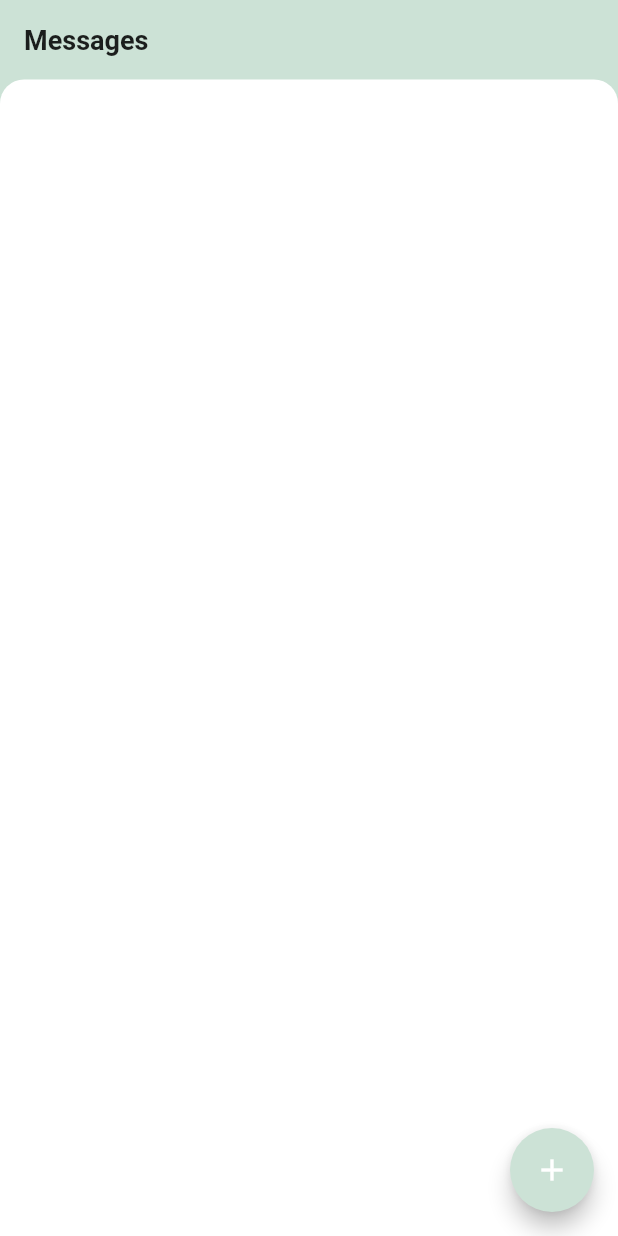
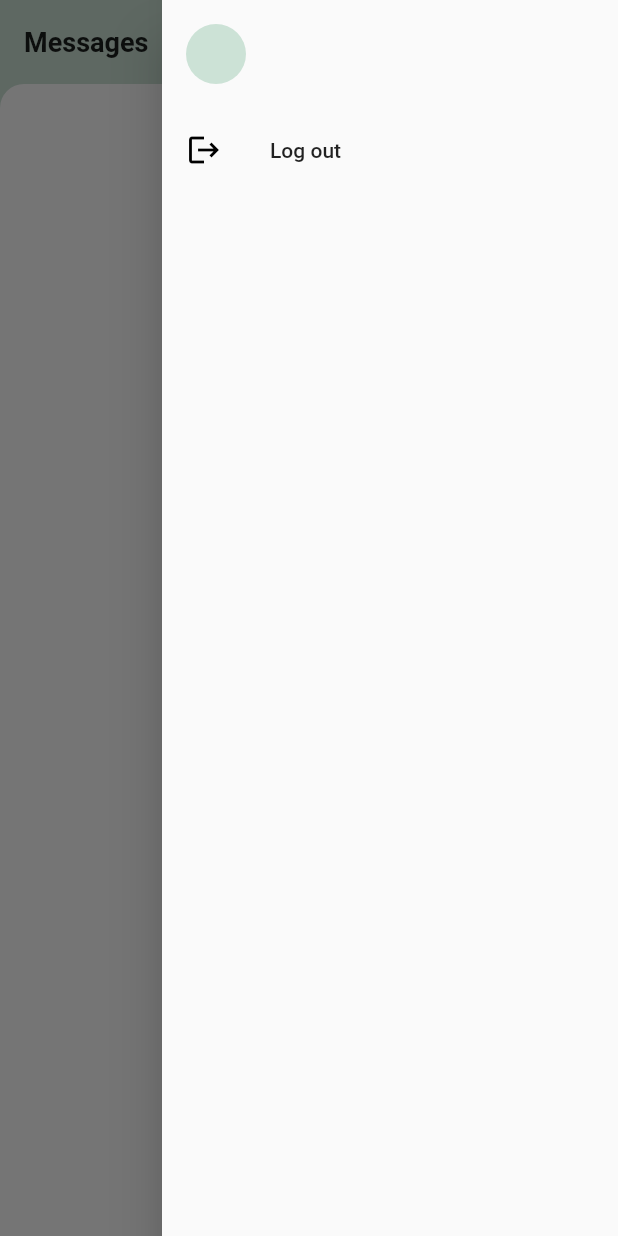
Before and after one commit to ngthailam/kuro-chat, a Flutter app: the ChannelListPage screen opened by its route, with the side drawer open (before the commit the screen has no drawer), on a phone screen of 412 x 824 dp. Run offline on Flutter 3.47's test engine with Material 2 defaults, Android fonts, the phone set to English and light mode, and no system bars; our stand-ins replace cached_network_image, cloud_firestore, copy_with_extension, firebase_core, firebase_database, get and 4 more; accounts and stored records are empty; statements that could not run were skipped.

Commit message:
Add logout

```diff
--- a/lib/data/auth/repo/auth_repository.dart
+++ b/lib/data/auth/repo/auth_repository.dart
@@ -1,5 +1,6 @@
 import 'package:injectable/injectable.dart';
 import 'package:kuro_chat/data/auth/datasource/auth_remote_datasource.dart';
+import 'package:kuro_chat/data/lastmessage/datasource/last_message_local_datasource.dart';
 import 'package:kuro_chat/data/user/datasource/user_local_datasource.dart';
 import 'package:kuro_chat/data/user/datasource/user_remote_datasource.dart';
 
@@ -18,11 +19,13 @@ class AuthRepoImpl extends AuthRepo {
   final AuthRemoteDataSource _authRemoteDataSource;
   final UserRemoteDataSource _userRemoteDataSource;
   final UserLocalDataSource _userLocalDataSource;
+  final LastMessageLocalDataSource _lastMessageLocalDataSource;
 
   AuthRepoImpl(
     this._authRemoteDataSource,
     this._userRemoteDataSource,
     this._userLocalDataSource,
+    this._lastMessageLocalDataSource,
   );
 
   @override
@@ -43,6 +46,7 @@ class AuthRepoImpl extends AuthRepo {
   @override
   Future<void> logOut() async {
     await _userLocalDataSource.deleteCurrentUser();
+    await _lastMessageLocalDataSource.clear();
     return;
   }
 
--- /dev/null
+++ b/lib/presentation/page/account/account_controller.dart
@@ -0,0 +1,19 @@
+import 'package:get/get_navigation/src/extension_navigation.dart';
+import 'package:get/get_state_manager/get_state_manager.dart';
+import 'package:get/instance_manager.dart';
+import 'package:kuro_chat/core/di/get_it_config.dart';
+import 'package:kuro_chat/data/auth/repo/auth_repository.dart';
+import 'package:kuro_chat/presentation/util/app_router.dart';
+
+class AccountController extends GetxController {
+  final AuthRepo _authRepo = getIt();
+
+  void logout() async {
+    try {
+      await _authRepo.logOut();
+      Get.offAllNamed(AppRouter.login);
+    } catch (e) {
+      Get.snackbar('Logout Error', '$e');
+    }
+  }
+}
--- /dev/null
+++ b/lib/presentation/page/account/account_drawer.dart
@@ -0,0 +1,89 @@
+import 'package:flutter/material.dart';
+import 'package:get/instance_manager.dart';
+import 'package:kuro_chat/data/user/datasource/user_local_datasource.dart';
+import 'package:kuro_chat/presentation/page/account/account_controller.dart';
+import 'package:kuro_chat/presentation/widget/custom_circle_avatar.dart';
+
+class AccountDrawer extends StatefulWidget {
+  const AccountDrawer({Key? key}) : super(key: key);
+
+  @override
+  State<AccountDrawer> createState() => _AccountDrawerState();
+}
+
+class _AccountDrawerState extends State<AccountDrawer> {
+  @override
+  void initState() {
+    super.initState();
+    Get.put(AccountController(), tag: 'AccountController');
+  }
+
+  @override
+  void dispose() {
+    Get.delete(tag: 'AccountController');
+    super.dispose();
+  }
+
+  @override
+  Widget build(BuildContext context) {
+    return Drawer(
+      child: Column(
+        crossAxisAlignment: CrossAxisAlignment.stretch,
+        children: [
+          SafeArea(
+            child: Padding(
+              padding: const EdgeInsets.all(16),
+              child: Column(children: [
+                Row(
+                  children: [
+                    CustomCircleAvatar(
+                      name: currentUser!.name,
+                    ),
+                    const SizedBox(width: 16),
+                    Expanded(
+                      child: Column(
+                        crossAxisAlignment: CrossAxisAlignment.start,
+                        children: [
+                          Text(
+                            currentUser!.id,
+                            maxLines: 1,
+                            overflow: TextOverflow.ellipsis,
+                            style: const TextStyle(fontWeight: FontWeight.bold),
+                          ),
+                          const SizedBox(height: 4),
+                          Text(
+                            currentUser!.name,
+                            maxLines: 1,
+                            overflow: TextOverflow.ellipsis,
+                          ),
+                        ],
+                      ),
+                    )
+                  ],
+                )
+              ]),
+            ),
+          ),
+          Expanded(
+            child: ListView(
+              padding: EdgeInsets.zero,
+              children: [
+                ListTile(
+                  title: const Text('Log out'),
+                  leading: const Icon(
+                    Icons.logout,
+                    color: Colors.black,
+                  ),
+                  onTap: () {
+                    Get.find<AccountController>(tag: 'AccountController')
+                        .logout();
+                  },
+                )
+              ],
+            ),
+          )
+        ],
+      ),
+    );
+  }
+}
--- a/lib/presentation/page/auth/login/login_page.dart
+++ b/lib/presentation/page/auth/login/login_page.dart
@@ -47,7 +47,9 @@ class _LoginPageState extends State<LoginPage> {
 
   @override
   Widget build(BuildContext context) {
-    _controller = Get.find<LoginController>();
+    if (!_controller.initialized) {
+      _controller = Get.find<LoginController>();
+    }
     return Scaffold(
       body: Column(
         crossAxisAlignment: CrossAxisAlignment.center,
--- a/lib/presentation/page/channel/list/channel_list_controller.dart
+++ b/lib/presentation/page/channel/list/channel_list_controller.dart
@@ -25,6 +25,7 @@ class ChannelListController extends GetxController {
   @override
   void onReady() {
     super.onReady();
+    // TODO: may need to move this ?
     getIt<LastMessageRepo>().populdateData();
     _updateUserStatus();
     _fetchMyChannels();
--- a/lib/presentation/page/channel/list/channel_list_page.dart
+++ b/lib/presentation/page/channel/list/channel_list_page.dart
@@ -6,6 +6,7 @@ import 'package:get/instance_manager.dart';
 import 'package:kuro_chat/core/utils/load_state.dart';
 import 'package:kuro_chat/data/channel/entity/channel_entity.dart';
 import 'package:kuro_chat/presentation/constant/color.dart';
+import 'package:kuro_chat/presentation/page/account/account_drawer.dart';
 import 'package:kuro_chat/presentation/page/channel/list/channel_list_controller.dart';
 import 'package:kuro_chat/presentation/util/app_router.dart';
 import 'package:kuro_chat/presentation/util/date_util.dart';
@@ -18,6 +19,8 @@ class ChannelListPage extends GetView<ChannelListController> {
   @override
   Widget build(BuildContext context) {
     return Scaffold(
+      endDrawer: const AccountDrawer(),
+      drawerEnableOpenDragGesture: false,
       body: SafeArea(
         child: Container(
           color: clrMint,
@@ -38,15 +41,30 @@ class ChannelListPage extends GetView<ChannelListController> {
     return Column(
       children: [
         const SizedBox(height: 16),
-        const Align(
-          alignment: Alignment.bottomLeft,
-          child: Padding(
-            padding: EdgeInsets.symmetric(horizontal: 16),
-            child: Text(
-              'Messages',
-              style: TextStyle(fontSize: 18, fontWeight: FontWeight.bold),
+        Row(
+          children: [
+            const Padding(
+              padding: EdgeInsets.symmetric(horizontal: 16),
+              child: Text(
+                'Messages',
+                style: TextStyle(fontSize: 18, fontWeight: FontWeight.bold),
+              ),
             ),
-          ),
+            const Expanded(child: SizedBox()),
+            LayoutBuilder(
+              builder: (context, constraints) => IconButton(
+                padding: const EdgeInsets.only(right: 16),
+                constraints: const BoxConstraints(),
+                onPressed: () {
+                  Scaffold.of(context).openEndDrawer();
+                },
+                icon: const Icon(
+                  Icons.more_vert,
+                  size: 24,
+                ),
+              ),
+            ),
+          ],
         ),
         const SizedBox(height: 16),
         Expanded(
```
Also changed, not shown: lib/presentation/page/chat/chat_page.dart (+3 -4 lines), 1 other file.
